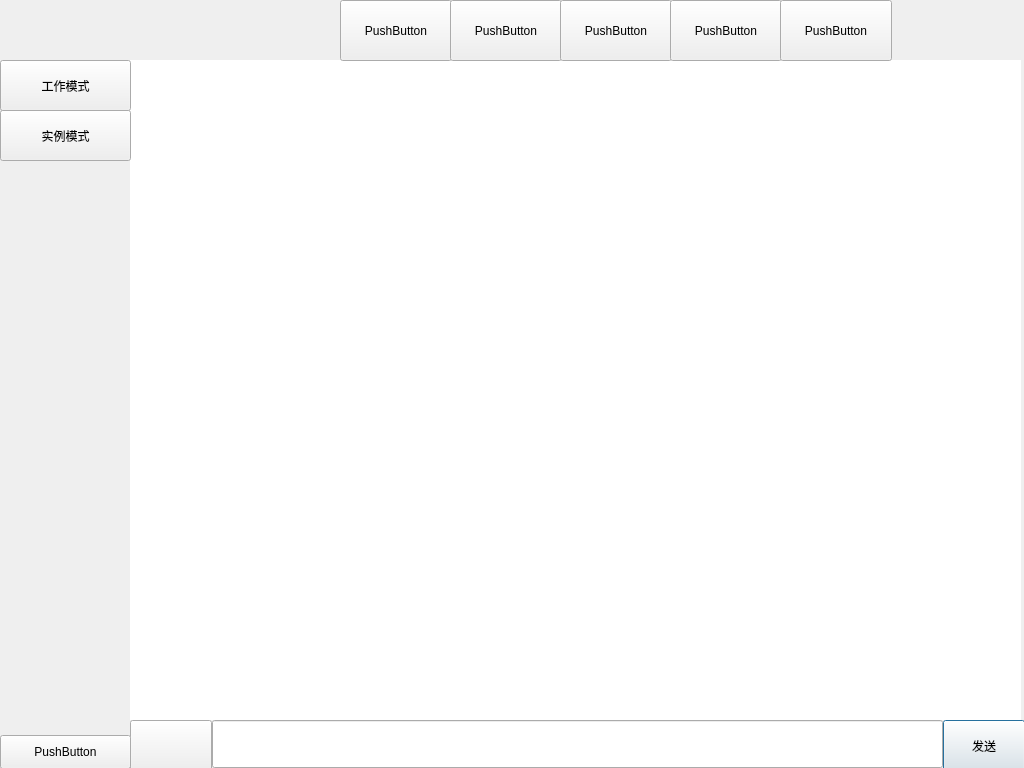
Qt form Python/Mainexe/web/Im1.ui (Yecgaa1/UnitAi-Project) before a commit.
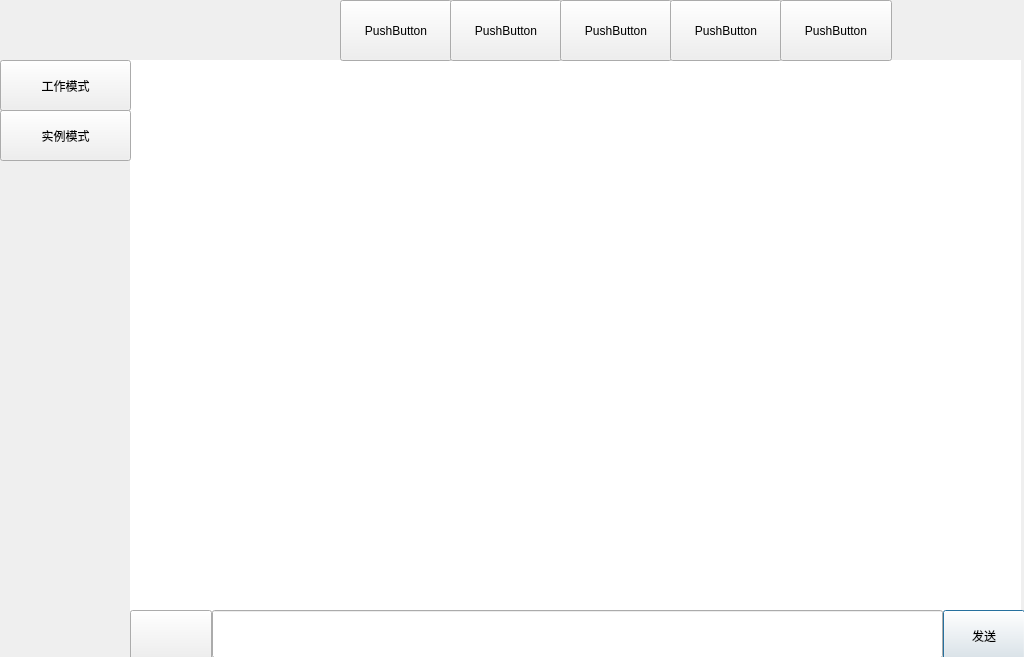
The same form after that commit.

What changed in the file:
```diff
--- a/Python/Mainexe/web/Im1.ui
+++ b/Python/Mainexe/web/Im1.ui
@@ -7,7 +7,7 @@
     <x>0</x>
     <y>0</y>
     <width>1024</width>
-    <height>768</height>
+    <height>657</height>
    </rect>
   </property>
   <property name="windowTitle">
@@ -52,7 +52,7 @@
      <x>130</x>
      <y>60</y>
      <width>891</width>
-     <height>660</height>
+     <height>551</height>
     </rect>
    </property>
    <property name="styleSheet">
@@ -66,7 +66,7 @@
    <property name="geometry">
     <rect>
      <x>212</x>
-     <y>720</y>
+     <y>610</y>
      <width>731</width>
      <height>48</height>
     </rect>
@@ -76,7 +76,7 @@
    <property name="geometry">
     <rect>
      <x>943</x>
-     <y>720</y>
+     <y>610</y>
      <width>82</width>
      <height>51</height>
     </rect>
@@ -89,7 +89,7 @@
    <property name="geometry">
     <rect>
      <x>130</x>
-     <y>720</y>
+     <y>610</y>
      <width>82</width>
      <height>51</height>
     </rect>
```
